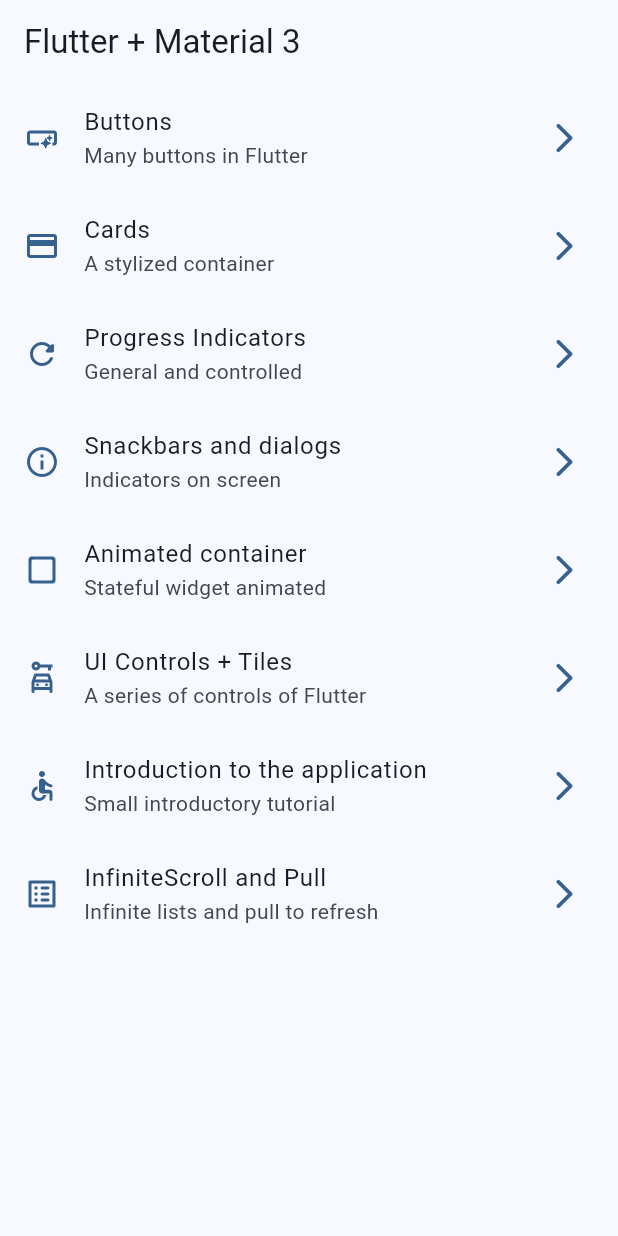
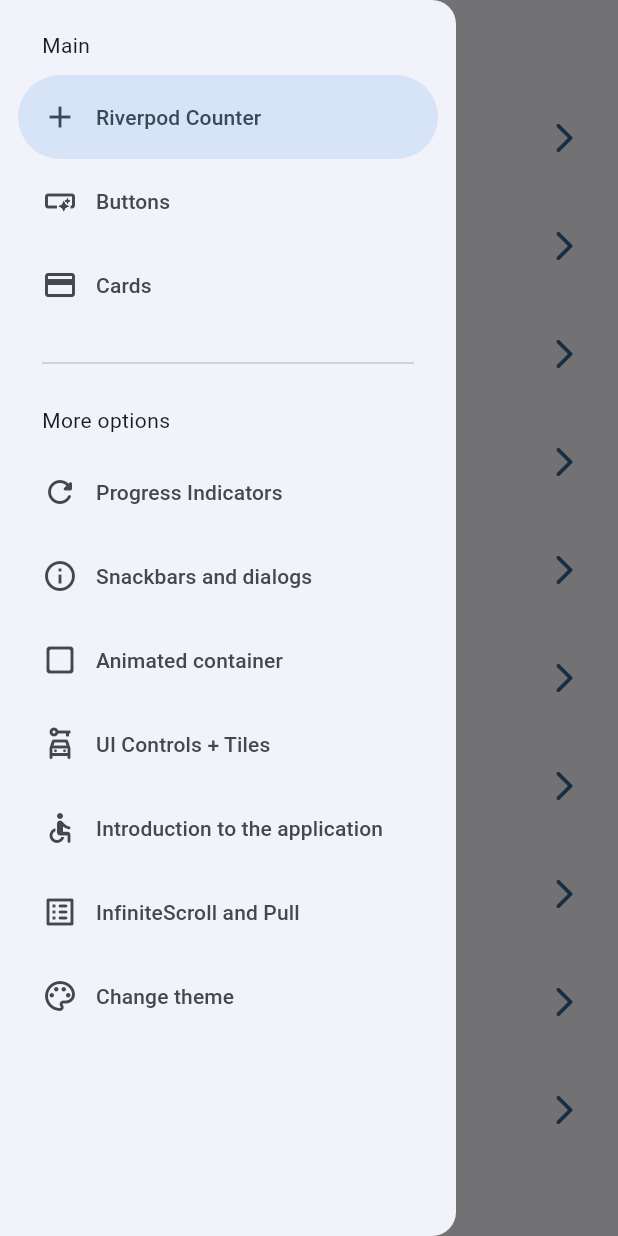
Before and after one commit to eltruforce/widgets-app, a Flutter app: the screen it shows after launch, with the side drawer open (before the commit the screen has no drawer), on a phone screen of 412 x 824 dp. Run offline on Flutter 3.47's test engine with Material 3 defaults, Android fonts, the phone set to English and light mode, and no system bars; our stand-ins replace animate_do, flutter_riverpod, go_router.

Commit message:
feat: riverpod v2 and v3 providers and notifiers - counter and theme screens implemented

```diff
--- a/lib/config/menu/menu_items.dart
+++ b/lib/config/menu/menu_items.dart
@@ -15,6 +15,12 @@ class MenuItem {
 }
 
 const appMenuItems = <MenuItem>[
+  MenuItem(
+    title: 'Riverpod Counter',
+    subTitle: 'Introduction to riverpod',
+    link: '/counter-river',
+    icon: Icons.add,
+  ),
   MenuItem(
     title: 'Buttons',
     subTitle: 'Many buttons in Flutter',
@@ -63,4 +69,10 @@ const appMenuItems = <MenuItem>[
     link: '/infinite',
     icon: Icons.list_alt_rounded,
   ),
+  MenuItem(
+    title: 'Change theme',
+    subTitle: 'Change the application theme',
+    link: '/theme-changer',
+    icon: Icons.color_lens_outlined,
+  ),
 ];
--- a/lib/config/router/app_router.dart
+++ b/lib/config/router/app_router.dart
@@ -49,5 +49,15 @@ final appRouter = GoRouter(
       name: InfiniteScrollScreen.name,
       builder: (context, state) => const InfiniteScrollScreen(),
     ),
+    GoRoute(
+      path: '/counter-river',
+      name: CounterScreen.name,
+      builder: (context, state) => const CounterScreen(),
+    ),
+    GoRoute(
+      path: '/theme-changer',
+      name: ThemeChangerScreen.name,
+      builder: (context, state) => const ThemeChangerScreen(),
+    ),
   ],
 );
--- a/lib/config/theme/app_theme.dart
+++ b/lib/config/theme/app_theme.dart
@@ -14,8 +14,9 @@ const colorList = [
 
 class AppTheme {
   final int selectedColor;
+  final bool isDarkmode;
 
-  AppTheme({this.selectedColor = 0})
+  AppTheme({this.selectedColor = 0, this.isDarkmode = false})
     : assert(selectedColor >= 0, 'Selected color must be greater than 0'),
       assert(
         selectedColor < colorList.length,
@@ -24,7 +25,13 @@ class AppTheme {
 
   ThemeData getTheme() => ThemeData(
     useMaterial3: true,
+    brightness: isDarkmode ? Brightness.dark : Brightness.light,
     colorSchemeSeed: colorList[selectedColor],
     appBarTheme: AppBarTheme(centerTitle: false),
   );
+
+  AppTheme copyWith({int? selectedColor, bool? isDarkmode}) => AppTheme(
+    selectedColor: selectedColor ?? this.selectedColor,
+    isDarkmode: isDarkmode ?? this.isDarkmode,
+  );
 }
--- a/lib/main.dart
+++ b/lib/main.dart
@@ -1,21 +1,31 @@
 import 'package:flutter/material.dart';
+import 'package:flutter_riverpod/flutter_riverpod.dart';
 import 'package:widgets_app/config/router/app_router.dart';
 import 'package:widgets_app/config/theme/app_theme.dart';
+import 'package:widgets_app/presentation/providers/theme_provider.dart';
 
 void main() {
-  runApp(const MainApp());
+  runApp(const ProviderScope(child: MainApp()));
 }
 
-class MainApp extends StatelessWidget {
+class MainApp extends ConsumerWidget {
   const MainApp({super.key});
 
   @override
-  Widget build(BuildContext context) {
+  Widget build(BuildContext context, WidgetRef ref) {
+    // final isDarkmode = ref.watch(isDarkmodeProvider);
+    // final selectedColor = ref.watch(selectedColorProvider);
+    final AppTheme appTheme = ref.watch(themeNotifierProvider);
+
     return MaterialApp.router(
       title: 'Flutter Widgets',
       routerConfig: appRouter,
       debugShowCheckedModeBanner: false,
-      theme: AppTheme(selectedColor: 0).getTheme(),
+      // theme: AppTheme(
+      //   selectedColor: selectedColor,
+      //   isDarkmode: isDarkmode,
+      // ).getTheme(),
+      theme: appTheme.getTheme(),
     );
   }
 }
--- /dev/null
+++ b/lib/presentation/providers/theme_provider.dart
@@ -0,0 +1,98 @@
+import 'package:flutter_riverpod/flutter_riverpod.dart';
+import 'package:widgets_app/config/theme/app_theme.dart';
+
+// =============================
+// 📊 Riverpod v2 (legacy usage)
+// =============================
+// Riverpod V2 providers:
+// - `Provider`: Immutable values.
+// - `StateProvider`: Simple states.
+// - `StateNotifierProvider`: Complex states with structured logic.
+
+// 1️⃣ Provider:
+//    - For immutable or computed values.
+//    - Useful for services, repositories, or stateless logic.
+// final colorListProvider = Provider((ref) => colorList);
+
+// 2️⃣ StateProvider:
+//    - For simple and mutable states.
+//    - Ideal for counters, booleans, or basic states.
+// final isDarkmodeProvider = StateProvider<bool>((ref) => false);
+// final selectedColorProvider = StateProvider<int>((ref) => 0);
+
+// 3️⃣ StateNotifierProvider:
+//    - For managing complex states with structured logic.
+//    - Ideal for lists, authentication, or data models.
+// An object of type AppTheme (custom)
+// final themeNotifierProvider = StateNotifierProvider<ThemeNotifier, AppTheme>(
+//   (ref) => ThemeNotifier(),
+// );
+
+// Controller or Notifier
+// class ThemeNotifier extends StateNotifier<AppTheme> {
+//   // STATE = State = new AppTheme();
+//   ThemeNotifier() : super(AppTheme());
+
+//   void toggleDarkmode() {
+//     state = state.copyWith(isDarkmode: !state.isDarkmode);
+//   }
+
+//   void changeColorIndex(int colorIndex) {
+//     state = state.copyWith(selectedColor: colorIndex);
+//   }
+// }
+
+// 🚀 Choice (v2):
+// ✅ Use `Provider` for static or computed values.
+// ✅ Use `StateProvider` for small and mutable states.
+// ✅ Use `StateNotifierProvider` for states with advanced logic.
+
+// =====================================================
+// 🚀 Riverpod v3: Everything migrates to Notifier and NotifierProvider
+// =====================================================
+// In Riverpod v3, migration is as simple as using Notifier and NotifierProvider for all state management.
+
+// 1️⃣ Provider (v3):
+final colorListProvider = Provider((ref) => colorList);
+
+// 2️⃣ NotifierProvider for simple states:
+class IsDarkmodeNotifier extends Notifier<bool> {
+  @override
+  bool build() => false;
+
+  void toggle() => state = !state;
+}
+
+final isDarkmodeProvider = NotifierProvider<IsDarkmodeNotifier, bool>(
+  IsDarkmodeNotifier.new,
+);
+
+class SelectedColorNotifier extends Notifier<int> {
+  @override
+  int build() => 0;
+
+  void setColor(int colorIndex) => state = colorIndex;
+}
+
+final selectedColorProvider = NotifierProvider<SelectedColorNotifier, int>(
+  SelectedColorNotifier.new,
+);
+
+// 3️⃣ NotifierProvider for complex states:
+final themeNotifierProvider = NotifierProvider<ThemeNotifier, AppTheme>(
+  ThemeNotifier.new,
+);
+
+class ThemeNotifier extends Notifier<AppTheme> {
+  // STATE = State = new AppTheme();
+  @override
+  AppTheme build() => AppTheme();
+
+  void toggleDarkmode() {
+    state = state.copyWith(isDarkmode: !state.isDarkmode);
+  }
+
+  void changeColorIndex(int colorIndex) {
+    state = state.copyWith(selectedColor: colorIndex);
+  }
+}
--- a/lib/presentation/screens/home/home_screen.dart
+++ b/lib/presentation/screens/home/home_screen.dart
@@ -1,6 +1,7 @@
 import 'package:flutter/material.dart';
 import 'package:go_router/go_router.dart';
 import 'package:widgets_app/config/menu/menu_items.dart';
+import 'package:widgets_app/presentation/widgets/side_menu.dart';
 // import 'package:widgets_app/presentation/screens/cards/cards_screen.dart';
 
 class HomeScreen extends StatelessWidget {
@@ -10,9 +11,13 @@ class HomeScreen extends StatelessWidget {
 
   @override
   Widget build(BuildContext context) {
+    final scaffoldKey = GlobalKey<ScaffoldState>();
+
     return Scaffold(
+      key: scaffoldKey,
       appBar: AppBar(title: const Text('Flutter + Material 3')),
       body: _HomeView(),
+      drawer: SideMenu(scaffoldKey: scaffoldKey),
     );
   }
 }
--- a/lib/presentation/screens/infinite_scroll/infinite_scroll_screen.dart
+++ b/lib/presentation/screens/infinite_scroll/infinite_scroll_screen.dart
@@ -118,7 +118,8 @@ class _InfiniteScrollScreenState extends State<InfiniteScrollScreen> {
       ),
       floatingActionButton: FloatingActionButton(
         onPressed: () => context.pop(),
-        // child: const Icon(Icons.arrow_back_ios_new_outlined),
+        // child: const Icon(Icons.arrow_
+        // lback_ios_new_outlined),
         child: isLoading
             ? SpinPerfect(
                 infinite: true,
--- a/lib/presentation/screens/screens.dart
+++ b/lib/presentation/screens/screens.dart
@@ -2,8 +2,10 @@ export 'package:widgets_app/presentation/screens/animated/animated_screen.dart';
 export 'package:widgets_app/presentation/screens/app_tutorial/app_tutorial_screen.dart';
 export 'package:widgets_app/presentation/screens/buttons/buttons_screen.dart';
 export 'package:widgets_app/presentation/screens/cards/cards_screen.dart';
+export 'package:widgets_app/presentation/screens/counter/counter_screen.dart';
 export 'package:widgets_app/presentation/screens/home/home_screen.dart';
 export 'package:widgets_app/presentation/screens/infinite_scroll/infinite_scroll_screen.dart';
 export 'package:widgets_app/presentation/screens/progress/progress_screen.dart';
 export 'package:widgets_app/presentation/screens/snackbar/snackbar_screen.dart';
+export 'package:widgets_app/presentation/screens/theme_changer/theme_changer_screen.dart';
 export 'package:widgets_app/presentation/screens/ui_controls/ui_controls_screen.dart';
--- /dev/null
+++ b/lib/presentation/widgets/side_menu.dart
@@ -0,0 +1,63 @@
+import 'package:flutter/material.dart';
+import 'package:go_router/go_router.dart';
+import 'package:widgets_app/config/menu/menu_items.dart';
+
+class SideMenu extends StatefulWidget {
+  final GlobalKey<ScaffoldState> scaffoldKey;
+
+  const SideMenu({
+    super.key,
+    required this.scaffoldKey,
+  });
+
+  @override
+  State<SideMenu> createState() => _SideMenuState();
+}
+
+class _SideMenuState extends State<SideMenu> {
+  int navDrawerIndex = 0;
+
+  @override
+  Widget build(BuildContext context) {
+    final hasNotch = MediaQuery.of(context).viewPadding.top > 35;
+
+    return NavigationDrawer(
+      selectedIndex: navDrawerIndex,
+      onDestinationSelected: (value) {
+        setState(() {
+          navDrawerIndex = value;
+        });
+
+        final menuItem = appMenuItems[value];
+        context.push(menuItem.link);
+        widget.scaffoldKey.currentState?.closeDrawer();
+      },
+      children: [
+        Padding(
+          padding: EdgeInsets.fromLTRB(28, hasNotch ? 0 : 20, 16, 10),
+          child: const Text('Main'),
+        ),
+        ...appMenuItems.sublist(0, 3).map(
+              (item) => NavigationDrawerDestination(
+                icon: Icon(item.icon),
+                label: Text(item.title),
+              ),
+            ),
+        const Padding(
+          padding: EdgeInsets.fromLTRB(28, 16, 28, 10),
+          child: Divider(),
+        ),
+        const Padding(
+          padding: EdgeInsets.fromLTRB(28, 10, 16, 10),
+          child: Text('More options'),
+        ),
+        ...appMenuItems.sublist(3).map(
+              (item) => NavigationDrawerDestination(
+                icon: Icon(item.icon),
+                label: Text(item.title),
+              ),
+            ),
+      ],
+    );
+  }
+}
--- a/pubspec.yaml
+++ b/pubspec.yaml
@@ -10,6 +10,7 @@ dependencies:
   animate_do: ^4.2.0
   flutter:
     sdk: flutter
+  flutter_riverpod: ^3.0.0
   go_router: ^16.2.0
 
 dev_dependencies:
```
Also changed, not shown: lib/presentation/providers/counter_provider.dart (added, +14 -0 lines), lib/presentation/screens/counter/counter_screen.dart (added, +50 -0 lines), lib/presentation/screens/theme_changer/theme_changer_screen.dart (added, +76 -0 lines), pubspec.lock.
